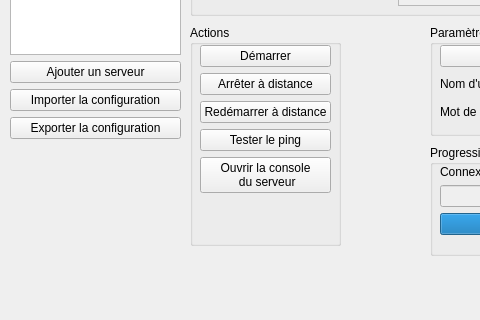
Above: FenPrincipale.ui from Next-Genius/vladiconnect before the change; both pictures show x 0 to 480 and y 184 to 504 of the 751 by 504 pixel window. Below: the same form after it.
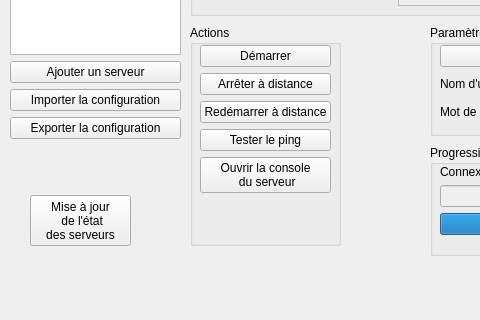
That is the form after the change. Icons and pictures are not drawn.

```diff
--- a/FenPrincipale.ui
+++ b/FenPrincipale.ui
@@ -508,6 +508,24 @@
      </layout>
     </widget>
    </widget>
+   <widget class="QPushButton" name="bouton_maj_auto">
+    <property name="geometry">
+     <rect>
+      <x>30</x>
+      <y>360</y>
+      <width>101</width>
+      <height>51</height>
+     </rect>
+    </property>
+    <property name="text">
+     <string>Mise à jour
+ de l'état 
+des serveurs</string>
+    </property>
+    <property name="autoRepeat">
+     <bool>true</bool>
+    </property>
+   </widget>
   </widget>
   <widget class="QMenuBar" name="menubar">
    <property name="geometry">
```
Left out of the diff: 2 changed lines with no effect on the pictures.
